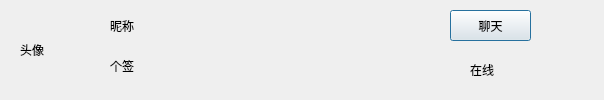
This is Client/friendlistdialog.ui in Jearyhao/MyChat as Qt 5 draws it before an edit. The edited form follows.
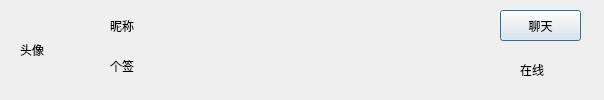
This is the edited form.

Commit message: redisign client UI

What changed in the file:
```diff
--- a/Client/friendlistdialog.ui
+++ b/Client/friendlistdialog.ui
@@ -53,7 +53,7 @@
   <widget class="QLabel" name="onlineLabel">
    <property name="geometry">
     <rect>
-     <x>470</x>
+     <x>520</x>
      <y>60</y>
      <width>41</width>
      <height>20</height>
@@ -92,7 +92,7 @@
   <widget class="QPushButton" name="pushButton">
    <property name="geometry">
     <rect>
-     <x>450</x>
+     <x>500</x>
      <y>10</y>
      <width>81</width>
      <height>31</height>
```
The commit also changes 5 other files.
